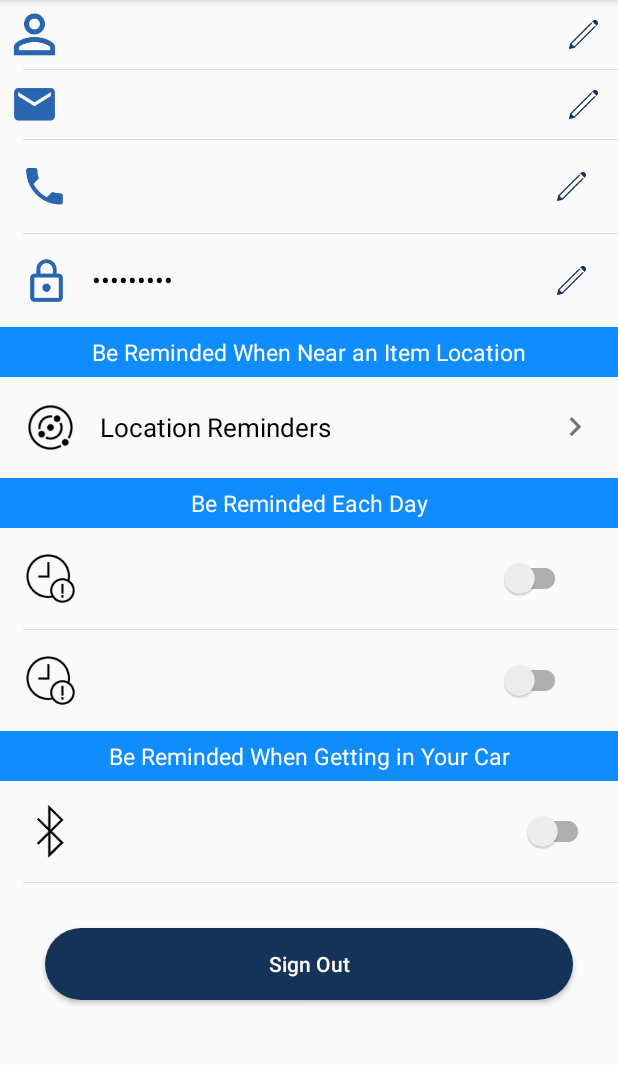
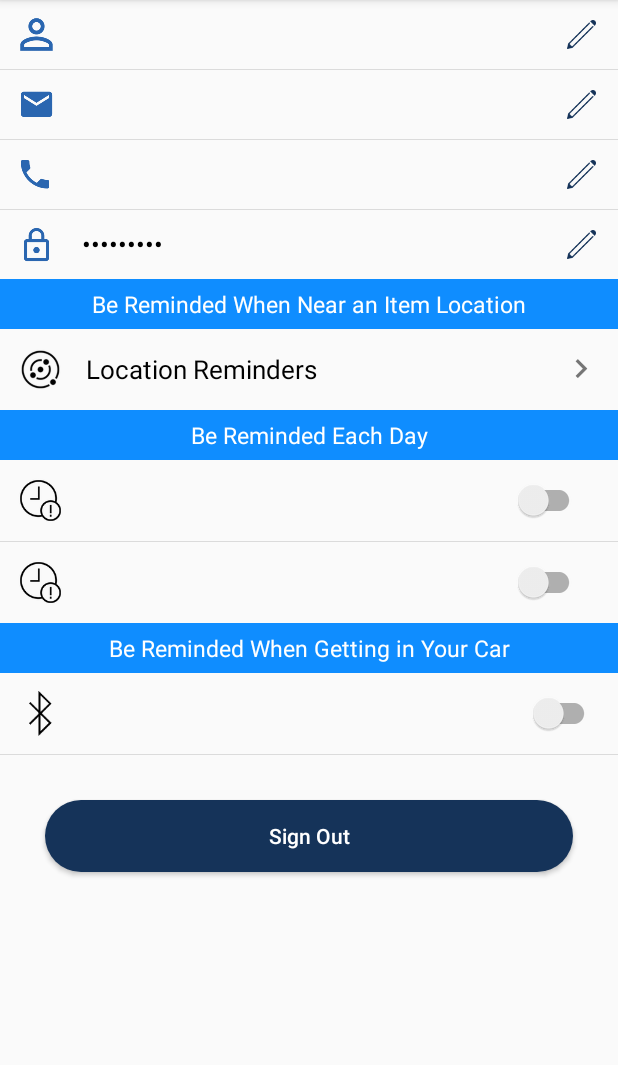
Before and after one commit to gkumar28j/HDAndroid, an Android app: the fragment SettingsFragment shown on its own in the app's theme, on a phone screen of 412 x 824 dp, the part 84-1149 px from its top. Run offline under Robolectric (Android 15) with nearby library versions, the phone set to English and light mode, and no system bars; our stand-ins replace ButterKnife, Dagger/Hilt's generated code, RxJava; libraries missing offline, so code that uses them is left out: com.crashlytics.android, com.facebook, com.facebook.login; 2 statements that could not run were skipped.

Commit message:
minor changes in addrecent items fragment

```diff
--- a/app/src/main/java/com/mcn/honeydew/ui/settings/SettingsFragment.java
+++ b/app/src/main/java/com/mcn/honeydew/ui/settings/SettingsFragment.java
@@ -5,9 +5,6 @@ import android.app.NotificationManager;
 import android.content.Context;
 import android.content.Intent;
 import android.os.Bundle;
-import androidx.annotation.Nullable;
-import androidx.core.content.ContextCompat;
-import androidx.appcompat.widget.SwitchCompat;
 import android.text.Spannable;
 import android.text.SpannableStringBuilder;
 import android.text.Spanned;
@@ -20,6 +17,10 @@ import android.view.WindowManager;
 import android.widget.ImageView;
 import android.widget.LinearLayout;
 import android.widget.TextView;
+
+import androidx.annotation.Nullable;
+import androidx.appcompat.widget.SwitchCompat;
+import androidx.core.content.ContextCompat;
 
 import com.facebook.login.LoginManager;
 import com.mcn.honeydew.R;
@@ -115,6 +116,18 @@ public class SettingsFragment extends BaseFragment implements SettingsMvpView, E
     @BindView(R.id.imageView_edit_email)
     ImageView editEmailImageView;
 
+    @BindView(R.id.user_imageView)
+    ImageView userImageView;
+
+    @BindView(R.id.email_imageView)
+    ImageView emailImageView;
+
+    @BindView(R.id.phone_imageView)
+    ImageView phoneImageView;
+
+    @BindView(R.id.password_imageView)
+    ImageView passwordImageView;
+
 
     public static SettingsFragment newInstance() {
         Bundle args = new Bundle();
@@ -144,6 +157,10 @@ public class SettingsFragment extends BaseFragment implements SettingsMvpView, E
 
     @Override
     protected void setUp(View view) {
+        userImageView.setColorFilter(ContextCompat.getColor(getBaseActivity(), R.color.gray));
+        emailImageView.setColorFilter(ContextCompat.getColor(getBaseActivity(), R.color.gray));
+        phoneImageView.setColorFilter(ContextCompat.getColor(getBaseActivity(), R.color.gray));
+        passwordImageView.setColorFilter(ContextCompat.getColor(getBaseActivity(), R.color.gray));
 
         mPresenter.toggleBluetoothSwitch();
         mPresenter.onViewPrepared();
--- a/app/src/main/res/layout/fragment_settings.xml
+++ b/app/src/main/res/layout/fragment_settings.xml
@@ -21,14 +21,21 @@
             <LinearLayout
                 android:layout_width="match_parent"
                 android:layout_height="wrap_content"
-                android:layout_margin="8dp"
+                android:layout_marginLeft="@dimen/setting_user_email_layout_margin_left"
+                android:layout_marginStart="@dimen/setting_user_email_layout_margin_left"
+                android:layout_marginRight="@dimen/setting_bluetooth_layout_padding"
+                android:layout_marginEnd="@dimen/setting_user_email_layout_margin_left"
+                android:layout_marginTop="8dp"
+                android:layout_marginBottom="8dp"
                 android:orientation="horizontal">
 
                 <ImageView
                     android:id="@+id/user_imageView"
                     android:layout_width="30dp"
                     android:layout_height="30dp"
-                    app:srcCompat="@drawable/ic_profile_username" />
+                    android:padding="3dp"
+                    app:srcCompat="@drawable/ic_profile_username"
+                    />
 
                 <TextView
                     android:id="@+id/username_textView"
@@ -53,24 +60,29 @@
 
                 android:layout_width="match_parent"
                 android:layout_height="0.5dp"
-                android:layout_marginLeft="15dp"
                 android:background="@color/light_gray" />
 
             <LinearLayout
                 android:layout_width="match_parent"
                 android:layout_height="wrap_content"
-                android:layout_margin="8dp"
+                android:layout_marginLeft="@dimen/setting_user_email_layout_margin_left"
+                android:layout_marginStart="@dimen/setting_user_email_layout_margin_left"
+                android:layout_marginRight="@dimen/setting_bluetooth_layout_padding"
+                android:layout_marginEnd="@dimen/setting_user_email_layout_margin_left"
+                android:layout_marginTop="8dp"
+                android:layout_marginBottom="8dp"
                 android:orientation="horizontal">
 
                 <ImageView
                     android:id="@+id/email_imageView"
                     android:layout_width="30dp"
                     android:layout_height="30dp"
+                    android:padding="3dp"
                     app:srcCompat="@drawable/ic_profile_email" />
 
                 <TextView
                     android:id="@+id/email_textView"
-                    style="@style/SettingUserEmailTextStyle"
+                    style="@style/SettingUserNameTextStyle"
                     android:layout_width="0dp"
                     android:layout_height="wrap_content"
                     android:layout_gravity="center_vertical"
@@ -89,24 +101,29 @@
             <View
                 android:layout_width="match_parent"
                 android:layout_height="0.5dp"
-                android:layout_marginLeft="15dp"
                 android:background="@color/light_gray" />
 
             <LinearLayout
                 android:layout_width="match_parent"
                 android:layout_height="wrap_content"
-                android:layout_margin="16dp"
+                android:layout_marginLeft="@dimen/setting_user_email_layout_margin_left"
+                android:layout_marginStart="@dimen/setting_user_email_layout_margin_left"
+                android:layout_marginRight="@dimen/setting_bluetooth_layout_padding"
+                android:layout_marginEnd="@dimen/setting_user_email_layout_margin_left"
+                android:layout_marginTop="8dp"
+                android:layout_marginBottom="8dp"
                 android:orientation="horizontal">
 
                 <ImageView
                     android:id="@+id/phone_imageView"
                     android:layout_width="30dp"
                     android:layout_height="30dp"
+                    android:padding="3dp"
                     app:srcCompat="@drawable/ic_profile_phone" />
 
                 <TextView
                     android:id="@+id/phone_textView"
-                    style="@style/SettingUserEmailTextStyle"
+                    style="@style/SettingUserNameTextStyle"
                     android:layout_width="0dp"
                     android:layout_height="wrap_content"
                     android:layout_gravity="center_vertical"
@@ -125,20 +142,25 @@
             <View
                 android:layout_width="match_parent"
                 android:layout_height="0.5dp"
-                android:layout_marginLeft="15dp"
                 android:background="@color/light_gray" />
 
             <LinearLayout
                 android:id="@+id/password_layout"
                 android:layout_width="match_parent"
                 android:layout_height="wrap_content"
-                android:layout_margin="16dp"
+                android:layout_marginLeft="@dimen/setting_user_email_layout_margin_left"
+                android:layout_marginStart="@dimen/setting_user_email_layout_margin_left"
+                android:layout_marginRight="@dimen/setting_bluetooth_layout_padding"
+                android:layout_marginEnd="@dimen/setting_user_email_layout_margin_left"
+                android:layout_marginTop="8dp"
+                android:layout_marginBottom="8dp"
                 android:orientation="horizontal">
 
                 <ImageView
                     android:id="@+id/password_imageView"
                     android:layout_width="30dp"
                     android:layout_height="30dp"
+                    android:padding="3dp"
                     app:srcCompat="@drawable/ic_profile_password" />
 
                 <EditText
@@ -178,13 +200,13 @@
             android:layout_width="match_parent"
             android:layout_height="wrap_content"
             android:orientation="horizontal"
-            android:padding="@dimen/activity_horizontal_margin"
+            android:padding="@dimen/setting_bluetooth_layout_padding"
             android:visibility="visible">
 
             <ImageView
                 android:id="@+id/imageView"
-                android:layout_width="35dp"
-                android:layout_height="35dp"
+                android:layout_width="30dp"
+                android:layout_height="30dp"
                 android:src="@drawable/ic_proxmity_notification" />
 
             <TextView
@@ -225,13 +247,13 @@
             android:id="@+id/daily_reminder_expiring_layout"
             android:layout_width="match_parent"
             android:layout_height="wrap_content"
-            android:padding="@dimen/activity_horizontal_margin">
+            android:padding="@dimen/setting_bluetooth_layout_padding">
 
 
             <ImageView
                 android:id="@+id/daily_reminder_expiring_image_view"
-                android:layout_width="35dp"
-                android:layout_height="35dp"
+                android:layout_width="30dp"
+                android:layout_height="30dp"
                 android:layout_alignParentStart="true"
                 android:layout_alignParentLeft="true"
                 android:layout_centerVertical="true"
@@ -261,7 +283,7 @@
                 android:layout_width="wrap_content"
                 android:layout_height="wrap_content"
                 android:layout_gravity="center_vertical"
-                android:layout_marginLeft="15dp"
+                android:layout_marginLeft="10dp"
                 android:layout_toRightOf="@id/bluetooth_image_view"
                 tools:text="5:30 PM" />
 
@@ -270,20 +292,19 @@
         <View
             android:layout_width="match_parent"
             android:layout_height="0.5dp"
-            android:layout_marginLeft="15dp"
             android:background="@color/light_gray" />
 
         <LinearLayout
             android:id="@+id/daily_reminder_expired_layout"
             android:layout_width="match_parent"
             android:layout_height="wrap_content"
-            android:padding="@dimen/activity_horizontal_margin">
+            android:padding="@dimen/setting_bluetooth_layout_padding">
 
 
             <ImageView
                 android:id="@+id/daily_reminder_expired_image_view"
-                android:layout_width="35dp"
-                android:layout_height="35dp"
+                android:layout_width="30dp"
+                android:layout_height="30dp"
                 android:layout_alignParentStart="true"
                 android:layout_alignParentLeft="true"
                 android:layout_centerVertical="true"
@@ -312,7 +333,7 @@
                 android:layout_width="wrap_content"
                 android:layout_height="wrap_content"
                 android:layout_gravity="center_vertical"
-                android:layout_marginLeft="15dp"
+                android:layout_marginLeft="10dp"
                 android:layout_toRightOf="@id/bluetooth_image_view"
                 tools:text="5:30 PM" />
 
@@ -330,13 +351,13 @@
             android:id="@+id/bluetooth_layout"
             android:layout_width="match_parent"
             android:layout_height="wrap_content"
-            android:padding="@dimen/activity_horizontal_margin">
+            android:padding="@dimen/setting_bluetooth_layout_padding">
 
 
             <ImageView
                 android:id="@+id/bluetooth_image_view"
-                android:layout_width="35dp"
-                android:layout_height="35dp"
+                android:layout_width="30dp"
+                android:layout_height="30dp"
                 android:layout_alignParentStart="true"
                 android:layout_alignParentLeft="true"
                 android:layout_centerVertical="true"
@@ -374,7 +395,6 @@
         <View
             android:layout_width="match_parent"
             android:layout_height="0.5dp"
-            android:layout_marginLeft="15dp"
             android:background="@color/light_gray" />
         <Button
             android:id="@+id/button_sign_out"
--- a/app/src/main/res/menu/navigation_list_detail.xml
+++ b/app/src/main/res/menu/navigation_list_detail.xml
@@ -7,7 +7,7 @@
         android:title="@string/title_color_settings" />-->
     <item
         android:id="@+id/navigation_share_list"
-        android:icon="@drawable/ic_share_new"
+        android:icon="@drawable/ic_tab_share"
         android:title="@string/title_share_list" />
 
     <item
@@ -21,7 +21,7 @@
         android:title="@string/title_add_item" />
     <item
         android:id="@+id/navigation_my_list"
-        android:icon="@drawable/ic_list_new"
+        android:icon="@drawable/ic_tab_list"
         android:title="@string/title_my_list" />
     <item
         android:id="@+id/navigation_list_detail_home"
--- a/app/src/main/res/values/dimens.xml
+++ b/app/src/main/res/values/dimens.xml
@@ -93,5 +93,11 @@
     <dimen name="add_items_imageview_width">200dp</dimen>
     <dimen name="add_items_upload_image_view_height">120dp</dimen>
 
+    <!--SettingFragment-->
+
+    <dimen name="setting_bluetooth_layout_padding">12dp</dimen>
+    <dimen name="setting_user_email_layout_margin_left">9dp</dimen>
+
+
 
 </resources>
```
Also changed, not shown: app/src/main/java/com/mcn/honeydew/ui/addItems/addItemsRecentChild/AddRecentItemsChildFragment.java (+36 -3 lines), app/src/main/java/com/mcn/honeydew/ui/main/MainActivity.java (+25 -10 lines), app/src/main/java/com/mcn/honeydew/utils/AppConstants.java (+8 -8 lines), app/src/main/res/layout/add_items_recent_child_fragment.xml (+35 -21 lines), app/src/main/res/drawable-hdpi/ic_tab_list.png (added), app/src/main/res/drawable-hdpi/ic_tab_share.png (added), app/src/main/res/drawable-mdpi/ic_tab_list.png (added), app/src/main/res/drawable-mdpi/ic_tab_share.png (added), app/src/main/res/drawable-xhdpi/ic_tab_list.png (added), app/src/main/res/drawable-xhdpi/ic_tab_share.png (added), app/src/main/res/drawable-xxhdpi/ic_tab_list.png (added), app/src/main/res/drawable-xxhdpi/ic_tab_share.png (added), app/src/main/res/drawable-xxxhdpi/ic_tab_list.png (added), app/src/main/res/drawable-xxxhdpi/ic_tab_share.png (added), 1 other file.
